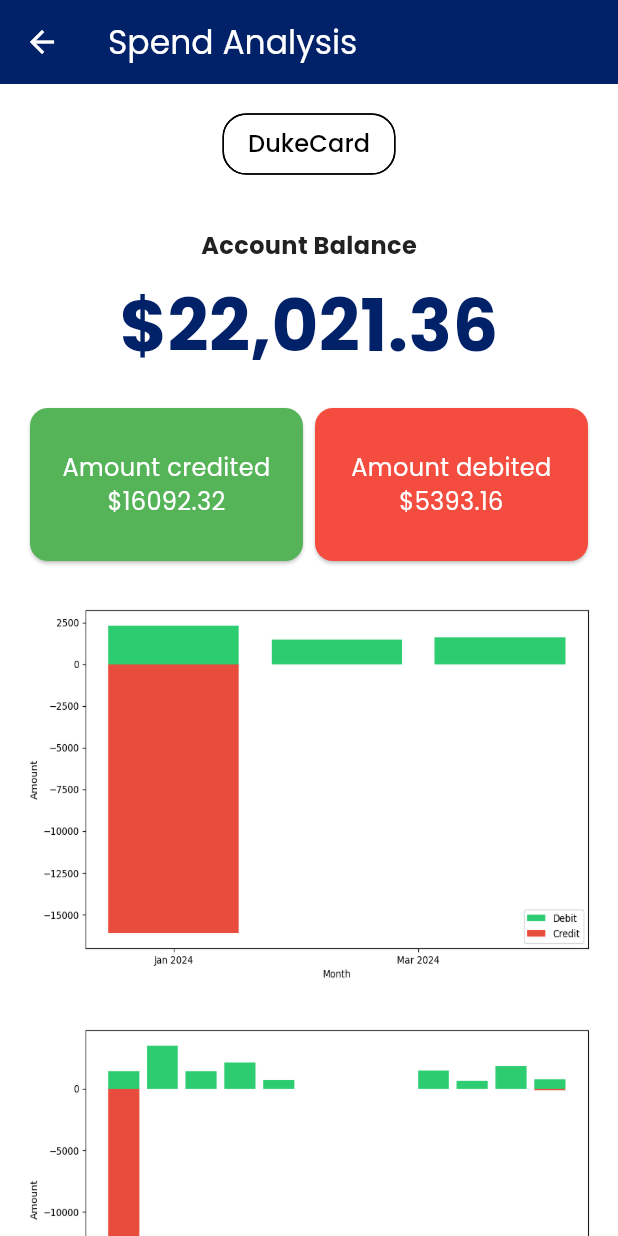
After one commit to rootsec1/BlueDine, a Flutter app: the SpendAnalysisPage screen opened by its route, on a phone screen of 412 x 824 dp. The commit adds this screen. Run offline on Flutter 3.47's test engine with Material 3 defaults, Android fonts, the phone set to English and light mode, and no system bars; our stand-ins replace dio, flutter_chat_types, flutter_chat_ui, flutter_rating_bar, google_fonts, lottie and 1 more; missing offline and left inert: android_intent_plus.

Commit message:
Stable commit

```diff
--- a/blue_devil_dining_app/lib/constants.dart
+++ b/blue_devil_dining_app/lib/constants.dart
@@ -19,6 +19,7 @@ enum PageNames {
   HOME_PAGE,
   CHATBOT_PAGE,
   RESTAURANT_DETAIL_PAGE,
+  SPEND_ANALYSIS_PAGE,
 }
 
 // Padding
--- a/blue_devil_dining_app/lib/pages/home.dart
+++ b/blue_devil_dining_app/lib/pages/home.dart
@@ -5,6 +5,7 @@ import 'package:blue_devil_dining_app/themes.dart';
 import 'package:blue_devil_dining_app/util.dart';
 import 'package:blue_devil_dining_app/widgets/restaurant_card.dart';
 import 'package:blue_devil_dining_app/widgets/search_bar.dart';
+import 'package:flutter/cupertino.dart';
 import 'package:flutter/material.dart';
 import 'package:flutter/widgets.dart';
 import 'package:pocketbase/pocketbase.dart';
@@ -64,7 +65,14 @@ class _TopRowWidget extends StatelessWidget {
           ),
         ),
         const SizedBox(width: standardSeparation),
-        const Icon(Icons.insights_outlined, size: standardSeparation * 1.5),
+        GestureDetector(
+          onTap: () =>
+              Navigator.pushNamed(context, PageNames.SPEND_ANALYSIS_PAGE.name),
+          child: const Icon(
+            Icons.insights_outlined,
+            size: standardSeparation * 1.5,
+          ),
+        ),
         const SizedBox(width: standardSeparation),
         CircleAvatar(
           radius: standardSeparation * 1.5,
--- a/blue_devil_dining_app/lib/pages/sign_in.dart
+++ b/blue_devil_dining_app/lib/pages/sign_in.dart
@@ -15,10 +15,8 @@ class SignInPage extends StatefulWidget {
 }
 
 class _SignInPageState extends State<SignInPage> {
-  final TextEditingController emailController =
-      TextEditingController(text: "abhishek.murthy@duke.edu");
-  final TextEditingController passwordController =
-      TextEditingController(text: "password");
+  final TextEditingController emailController = TextEditingController();
+  final TextEditingController passwordController = TextEditingController();
 
   bool isLoading = false;
 
--- /dev/null
+++ b/blue_devil_dining_app/lib/pages/spend_analysis_page.dart
@@ -0,0 +1,136 @@
+import 'package:blue_devil_dining_app/constants.dart';
+import 'package:blue_devil_dining_app/themes.dart';
+import 'package:flutter/material.dart';
+
+class SpendAnalysisPage extends StatefulWidget {
+  const SpendAnalysisPage({super.key});
+
+  @override
+  State<SpendAnalysisPage> createState() => _SpendAnalysisPageState();
+}
+
+class _SpendAnalysisPageState extends State<SpendAnalysisPage> {
+  @override
+  Widget build(BuildContext context) {
+    return Scaffold(
+      backgroundColor: Colors.white,
+      appBar: AppBar(
+        foregroundColor: Colors.white,
+        title: const Text(
+          "Spend Analysis",
+          style: TextStyle(color: Colors.white),
+        ),
+        backgroundColor: primaryColor,
+      ),
+      body: SafeArea(
+        child: SizedBox(
+          width: double.infinity,
+          child: SingleChildScrollView(
+            padding: const EdgeInsets.only(
+              left: standardSeparation,
+              right: standardSeparation,
+              top: standardSeparation,
+            ),
+            child: Column(
+              mainAxisAlignment: MainAxisAlignment.start,
+              crossAxisAlignment: CrossAxisAlignment.center,
+              children: [
+                Chip(
+                  label: const Text(
+                    "DukeCard",
+                    style: TextStyle(fontSize: standardSeparation),
+                  ),
+                  shape: RoundedRectangleBorder(
+                    borderRadius: BorderRadius.circular(standardSeparation),
+                  ),
+                ),
+                const SizedBox(height: standardSeparation * 2),
+                const Text(
+                  "Account Balance",
+                  style: TextStyle(
+                    fontSize: standardSeparation,
+                    fontWeight: FontWeight.bold,
+                  ),
+                ),
+                const SizedBox(height: standardSeparation / 2),
+                const Text(
+                  "\$22,021.36",
+                  style: TextStyle(
+                    fontSize: standardSeparation * 3,
+                    fontWeight: FontWeight.bold,
+                    color: primaryColor,
+                  ),
+                ),
+                const SizedBox(height: standardSeparation),
+                const Row(
+                  mainAxisAlignment: MainAxisAlignment.spaceBetween,
+                  crossAxisAlignment: CrossAxisAlignment.center,
+                  children: [
+                    Expanded(
+                      child: SizedBox(
+                        height: 110,
+                        child: Card(
+                          color: Colors.green,
+                          child: Center(
+                            child: Text(
+                              "Amount credited\n\$16092.32",
+                              style: TextStyle(
+                                color: Colors.white,
+                                fontSize: standardSeparation,
+                              ),
+                              textAlign: TextAlign.center,
+                            ),
+                          ),
+                        ),
+                      ),
+                    ),
+                    Expanded(
+                      child: SizedBox(
+                        height: 110,
+                        child: Card(
+                          color: Colors.red,
+                          child: Center(
+                            child: Text(
+                              "Amount debited\n\$5393.16",
+                              style: TextStyle(
+                                color: Colors.white,
+                                fontSize: standardSeparation,
+                              ),
+                              textAlign: TextAlign.center,
+                            ),
+                          ),
+                        ),
+                      ),
+                    ),
+                  ],
+                ),
+                const SizedBox(height: standardSeparation * 1.5),
+                Image.asset(
+                  "assets/images/2024_monthy.png",
+                  height: 256,
+                  width: double.infinity,
+                  fit: BoxFit.fill,
+                ),
+                const SizedBox(height: standardSeparation * 1.5),
+                Image.asset(
+                  "assets/images/2023_monthy.png",
+                  height: 256,
+                  width: double.infinity,
+                  fit: BoxFit.fill,
+                ),
+                const SizedBox(height: standardSeparation * 1.5),
+                Image.asset(
+                  "assets/images/2022_monthy.png",
+                  height: 256,
+                  width: double.infinity,
+                  fit: BoxFit.fill,
+                ),
+                const SizedBox(height: standardSeparation * 1.5),
+              ],
+            ),
+          ),
+        ),
+      ),
+    );
+  }
+}
--- a/blue_devil_dining_app/lib/routes.dart
+++ b/blue_devil_dining_app/lib/routes.dart
@@ -2,6 +2,7 @@ import 'package:blue_devil_dining_app/pages/chatbot_page.dart';
 import 'package:blue_devil_dining_app/pages/home.dart';
 import 'package:blue_devil_dining_app/pages/restaurant_detail_page.dart';
 import 'package:blue_devil_dining_app/pages/sign_in.dart';
+import 'package:blue_devil_dining_app/pages/spend_analysis_page.dart';
 import 'package:flutter/material.dart';
 // Local
 import 'package:blue_devil_dining_app/constants.dart';
@@ -14,4 +15,5 @@ final Map<String, Widget Function(BuildContext context)> appRoutes =
   PageNames.HOME_PAGE.name: (_) => const HomePage(),
   PageNames.CHATBOT_PAGE.name: (_) => const ChatPage(),
   PageNames.RESTAURANT_DETAIL_PAGE.name: (_) => const RestaurantDetailPage(),
+  PageNames.SPEND_ANALYSIS_PAGE.name: (_) => const SpendAnalysisPage(),
 };
```
Also changed, not shown: blue_devil_dining_app/assets/images/2022_monthy.png (added), blue_devil_dining_app/assets/images/2023_monthy.png (added), blue_devil_dining_app/assets/images/2024_monthy.png (added).
